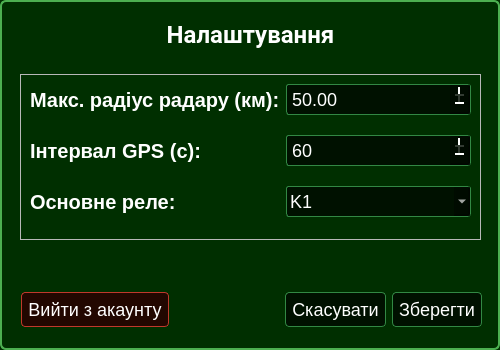
VadymKotsiuba1808/SDR_Pi, file app/ui/settings_dialog.ui: the form before one commit.
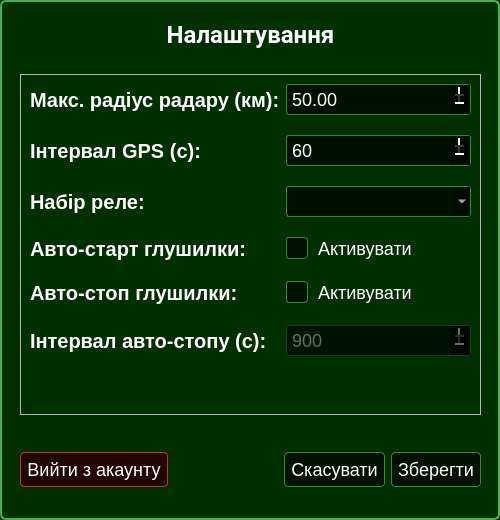
The form after the commit. Icons and pictures are not drawn.

Commit message: Added new settings field to settings_dialog ui

The edit to the form file:
```diff
--- a/app/ui/settings_dialog.ui
+++ b/app/ui/settings_dialog.ui
@@ -7,7 +7,7 @@
     <x>0</x>
     <y>0</y>
     <width>500</width>
-    <height>350</height>
+    <height>520</height>
    </rect>
   </property>
   <property name="windowTitle">
@@ -37,9 +37,15 @@
   border-radius: 3px;
 }
 
+QLineEdit:disabled, QComboBox:disabled, QSpinBox:disabled, QDoubleSpinBox:disabled {
+  background-color: rgba(0, 0, 0, 0.6);  
+  border: 1px solid #1a3a21;            
+  color: #557766;                 
+}
+
 /* Стрілка випадаючого списку */
 QComboBox::drop-down {
-   
+    
 }
 QComboBox::down-arrow {
     width: 16px;
@@ -52,6 +58,27 @@
     padding: 2px;
 }
 
+/* Чекбокси */
+QCheckBox {
+    color: #ffffff;
+    font-size: 18px;
+    spacing: 10px;
+}
+
+QCheckBox::indicator {
+    width: 20px;
+    height: 20px;
+    background-color: rgba(0, 10, 0, 0.8);
+    border: 1px solid #328844;
+    border-radius: 3px;
+}
+
+QCheckBox::indicator:checked {
+    background-color: #4CAF50;
+    border: 1px solid #4CAF50;
+    image: url(); /* Можна додати іконку галочки, але колір теж працює як індикатор */
+}
+
 /* Кнопки */
 QPushButton {
   border: none;
@@ -120,7 +147,7 @@
      <x>20</x>
      <y>74</y>
      <width>461</width>
-     <height>166</height>
+     <height>341</height>
     </rect>
    </property>
    <property name="frameShape">
@@ -163,27 +190,65 @@
     <item row="2" column="0">
      <widget class="QLabel" name="labelRelay">
       <property name="text">
-       <string>Основне реле:</string>
+       <string>Набір реле:</string>
       </property>
      </widget>
     </item>
     <item row="2" column="1">
-     <widget class="QComboBox" name="cmbRelay">
-      <item>
-       <property name="text">
-        <string>K1</string>
-       </property>
-      </item>
-      <item>
-       <property name="text">
-        <string>K1,K2</string>
-       </property>
-      </item>
-      <item>
-       <property name="text">
-        <string>K1,K2,K3</string>
-       </property>
-      </item>
+     <widget class="QComboBox" name="cmbRelay"/>
+    </item>
+    <item row="3" column="0">
+     <widget class="QLabel" name="labelAutoStart">
+      <property name="text">
+       <string>Авто-старт глушилки:</string>
+      </property>
+     </widget>
+    </item>
+    <item row="3" column="1">
+     <widget class="QCheckBox" name="chkJammerAutoStart">
+      <property name="text">
+       <string>Активувати</string>
+      </property>
+     </widget>
+    </item>
+    <item row="4" column="0">
+     <widget class="QLabel" name="labelAutoStop">
+      <property name="text">
+       <string>Авто-стоп глушилки:</string>
+      </property>
+     </widget>
+    </item>
+    <item row="4" column="1">
+     <widget class="QCheckBox" name="chkJammerAutoStop">
+      <property name="text">
+       <string>Активувати</string>
+      </property>
+     </widget>
+    </item>
+    <item row="5" column="0">
+     <widget class="QLabel" name="labelStopInterval">
+      <property name="text">
+       <string>Інтервал авто-стопу (с):</string>
+      </property>
+     </widget>
+    </item>
+    <item row="5" column="1">
+     <widget class="QSpinBox" name="inpJammerStopInterval">
+      <property name="enabled">
+       <bool>false</bool>
+      </property>
+      <property name="buttonSymbols">
+       <enum>QAbstractSpinBox::ButtonSymbols::PlusMinus</enum>
+      </property>
+      <property name="minimum">
+       <number>10</number>
+      </property>
+      <property name="maximum">
+       <number>36000</number>
+      </property>
+      <property name="value">
+       <number>900</number>
+      </property>
      </widget>
     </item>
     <item row="1" column="1">
@@ -210,8 +275,8 @@
   <widget class="QWidget" name="layoutWidget">
    <property name="geometry">
     <rect>
-     <x>21</x>
-     <y>290</y>
+     <x>20</x>
+     <y>450</y>
      <width>461</width>
      <height>40</height>
     </rect>
```
Left out of the diff: 35 changed lines with no effect on the pictures. The commit also changes 1 other file.
